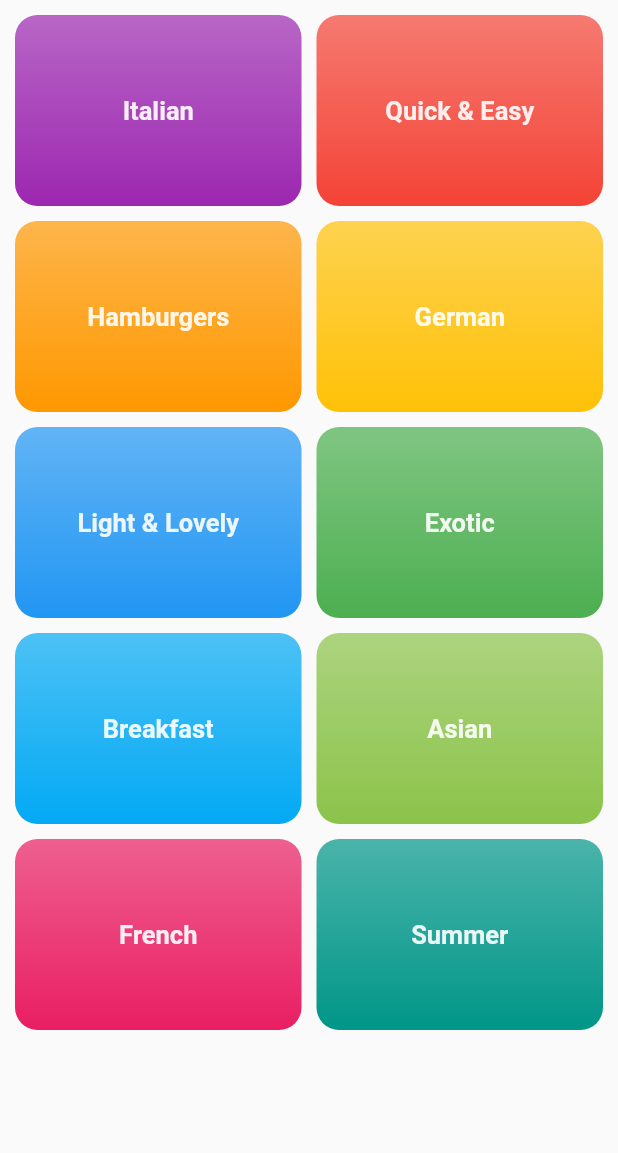
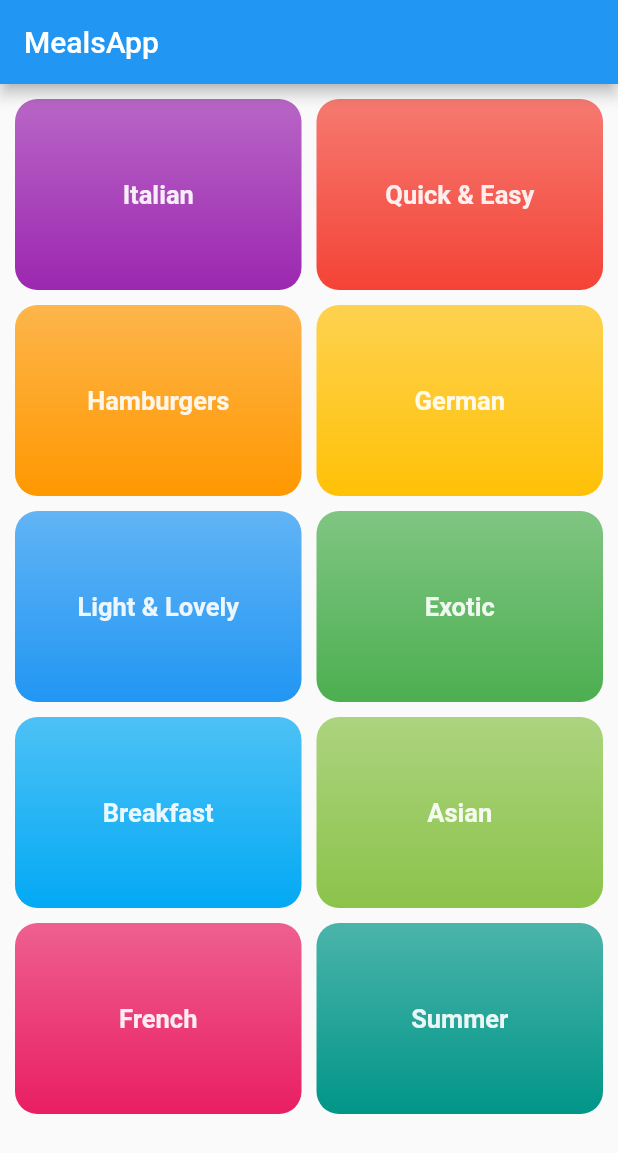
Before and after one commit to jakubjaran/meals_app, a Flutter app: the CategoriesScreen screen opened directly, on a phone screen of 412 x 824 dp. Shown: the top 1153 px of the screen. Run offline on Flutter 3.47's test engine with Material 2 defaults, Android fonts, the phone set to English and light mode, and no system bars.

Commit message:
Added Scaffold to categories screen, trim main.dart

```diff
--- a/lib/categories_screen.dart
+++ b/lib/categories_screen.dart
@@ -6,7 +6,11 @@ import './category_item.dart';
 class CategoriesScreen extends StatelessWidget {
   @override
   Widget build(BuildContext context) {
-    return GridView(
+    return Scaffold(
+      appBar: AppBar(
+        title: Text('MealsApp'),
+      ),
+      body: GridView(
         padding: EdgeInsets.all(10),
         children: DUMMY_CATEGORIES
             .map(
@@ -22,6 +26,7 @@ class CategoriesScreen extends StatelessWidget {
           mainAxisSpacing: 10,
           crossAxisSpacing: 10,
         ),
+      ),
     );
   }
 }
```
Also changed, not shown: lib/main.dart (+1 -18 lines). Lines whose indentation alone changed are shown as unchanged.
